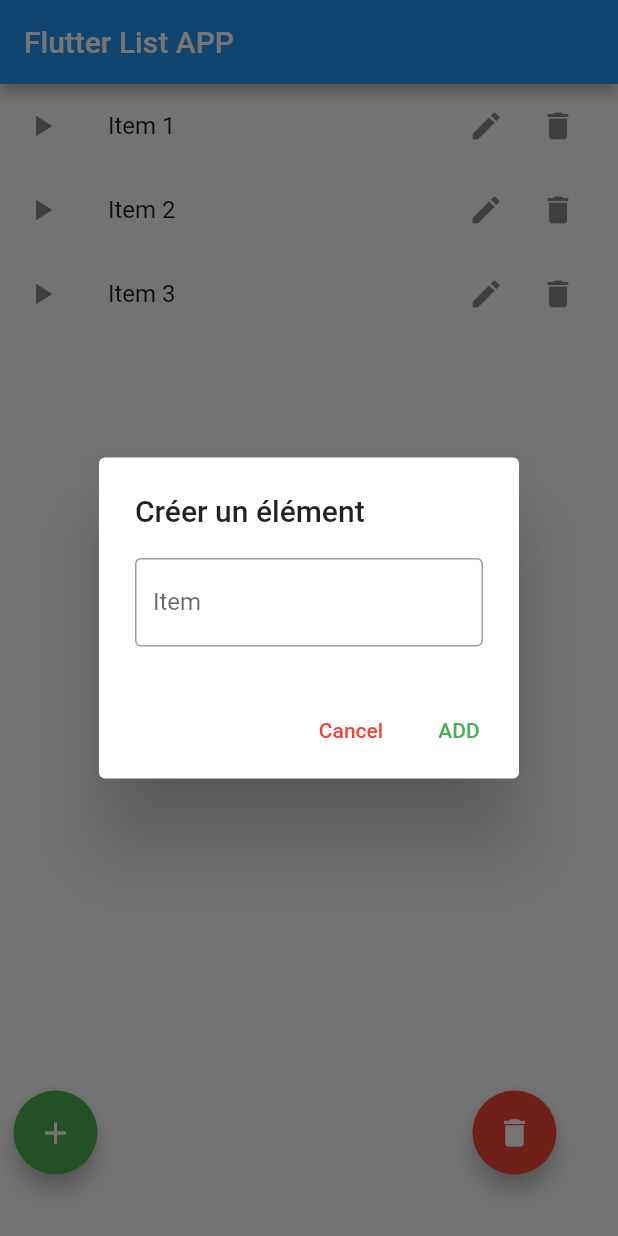
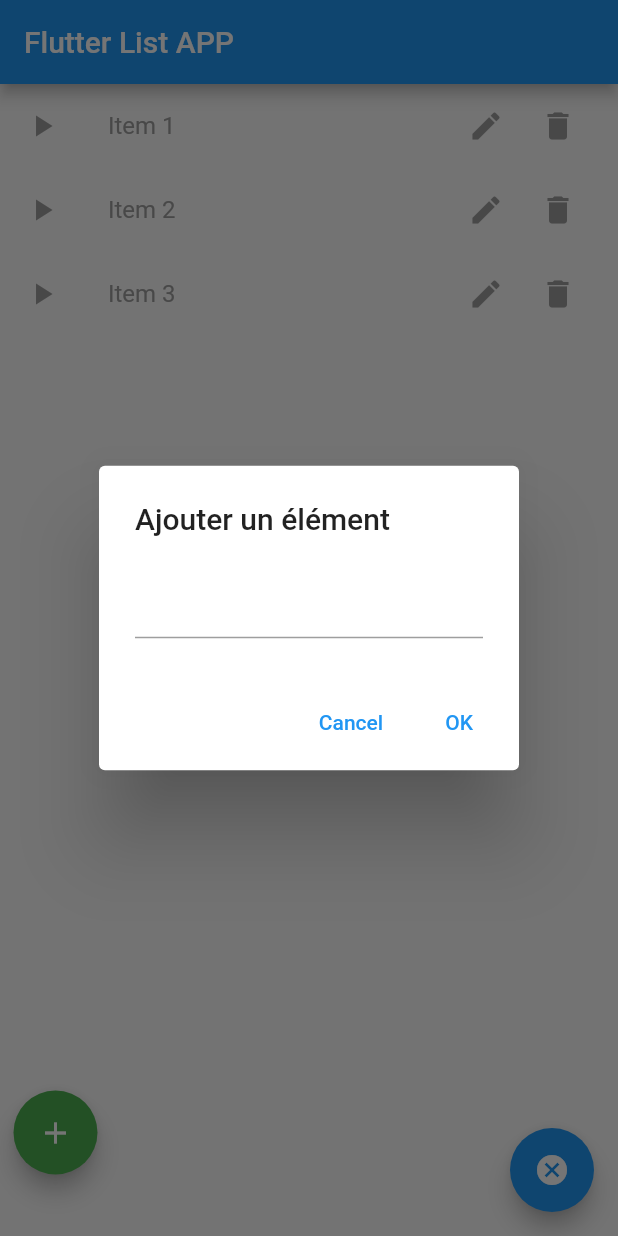
Before and after one commit to Nathannicolle/flutter-experiments, a Flutter app: the screen it shows after launch, after a tap on the "add" icon, on a phone screen of 412 x 824 dp. Run offline on Flutter 3.47's test engine with Material 2 defaults, Android fonts, the phone set to English and light mode, and no system bars.

```diff
--- a/testflutter/lib/main.dart
+++ b/testflutter/lib/main.dart
@@ -1,7 +1,10 @@
 import 'package:flutter/material.dart';
+import 'package:provider/provider.dart';
+import 'package:testflutter/providers/TodoListModel.dart';
 
 void main() {
-  runApp(const MyApp());
+  runApp(ChangeNotifierProvider(
+      create: (context) => TodoListModel(), child: const MyApp()));
 }
 
 class MyApp extends StatelessWidget {
@@ -52,68 +55,49 @@ class _MyHomePageState extends State<MyHomePage> {
   List<String> todoItems = <String>['Item 1', 'Item 2', 'Item 3'];
   String itemValue = '';
 
-  void _incrementCounter() {
-    setState(() {
-      // This call to setState tells the Flutter framework that something has
-      // changed in this State, which causes it to rerun the build method below
-      // so that the display can reflect the updated values. If we changed
-      // _counter without calling setState(), then the build method would not be
-      // called again, and so nothing would appear to happen.
-      todoItems.add('value');
-    });
-  }
-
-  void _decrementCounter() {
-    setState(() {
-      todoItems = [];
-    });
-  }
-
-  Future<String?> addItemDialog() {
+  Future<String?> addItemDialog([int index = -1]) {
     return showDialog<String>(
       context: context,
       builder: (BuildContext context) => AlertDialog(
-        title: const Text('Créer un élément'),
-        content: TextField(
+        title: const Text('Ajouter un élément'),
+        content: Consumer<TodoListModel>(builder: (context, todoList, child) {
+          return TextFormField(
+              initialValue: (index == -1) ? '' : todoList.todos[index],
               onChanged: (value) {
                 itemValue = value;
-          },
-          decoration: InputDecoration(
-            border: OutlineInputBorder(),
-            labelText: 'Item',
-          ),
-          onSubmitted: (String value) async {},
-        ),
+              });
+        }),
         actions: <Widget>[
           TextButton(
             onPressed: () => Navigator.pop(context, 'Cancel'),
-            child: const Text('Cancel', style: TextStyle(color: Colors.red)),
+            child: const Text('Cancel'),
           ),
-          TextButton(
+          Consumer<TodoListModel>(builder: (context, todoList, child) {
+            return TextButton(
               onPressed: () {
                 setState(() {
-                todoItems.add(itemValue);
-                Navigator.pop(context, 'Add');
+                  todoList.addItem(itemValue);
+                  Navigator.pop(context, 'Ok');
                 });
               },
-            child: const Text('ADD', style: TextStyle(color: Colors.green)),
-          ),
+              child: const Text('OK'),
+            );
+          }),
         ],
       ),
     );
   }
 
-  Future<String?> editItem([int indexItem=-1]) {
+  Future<String?> editItem([int indexItem = -1]) {
     return showDialog<String>(
       context: context,
       builder: (BuildContext context) => AlertDialog(
         title: const Text('Editer un élément'),
         content: TextFormField(
-          initialValue: (indexItem == -1)? '': todoItems[indexItem],
+          initialValue: (indexItem == -1) ? '' : todoItems[indexItem],
           onChanged: (value) {
             itemValue = value;
           },
-
           decoration: InputDecoration(
             border: OutlineInputBorder(),
             labelText: 'Item',
@@ -138,7 +122,7 @@ class _MyHomePageState extends State<MyHomePage> {
     );
   }
 
-  Future<String?> deleteItem([int indexItem=-1]) {
+  Future<String?> deleteItem([int indexItem = -1]) {
     return showDialog<String>(
       context: context,
       builder: (BuildContext context) => AlertDialog(
@@ -152,7 +136,7 @@ class _MyHomePageState extends State<MyHomePage> {
           TextButton(
             onPressed: () {
               setState(() {
-                todoItems.removeAt(indexItem);
+                todoItems.remove(indexItem);
                 Navigator.pop(context, 'Delete');
               });
             },
@@ -177,23 +161,29 @@ class _MyHomePageState extends State<MyHomePage> {
           // the App.build method, and use it to set our appbar title.
           title: Text(widget.title),
         ),
-        body: Container(
-            child: Stack(children: <Widget>[
-          ListView.builder(
+        body: Stack(children: <Widget>[
+          Consumer<TodoListModel>(builder: (context, todoloist, child) {
+            return ListView.builder(
                 itemCount: todoItems.length,
                 itemBuilder: (context, int index) {
                   return ListTile(
-                  leading: Icon(Icons.play_arrow),
-                  title: Text('${todoItems[index]}'),
+                    leading: Icon(Icons.play_arrow, color: Colors.grey),
+                    title: Text('${todoItems[index]}',
+                        style: TextStyle(color: Colors.grey)),
                     dense: false,
-                  trailing: Row(mainAxisSize: MainAxisSize.min, children: <Widget>[
-                    IconButton(onPressed: () => editItem(index), icon: Icon(Icons.edit)),
-                    IconButton(onPressed: () => deleteItem(index), icon: Icon(Icons.delete))
+                    trailing:
+                        Row(mainAxisSize: MainAxisSize.min, children: <Widget>[
+                      IconButton(
+                          onPressed: () => addItemDialog(index),
+                          icon: Icon(Icons.edit, color: Colors.grey)),
+                      IconButton(
+                          onPressed: () => deleteItem(index),
+                          icon: Icon(Icons.delete, color: Colors.grey))
                     ]),
-
                   );
-              }),
-        ])),
+                });
+          })
+        ]),
         floatingActionButton: Stack(children: <Widget>[
           Align(
             alignment: Alignment.bottomLeft,
@@ -207,16 +197,14 @@ class _MyHomePageState extends State<MyHomePage> {
           ),
           Align(
               alignment: Alignment.bottomRight,
-            child: Padding(
-              padding: EdgeInsets.all(25.0),
-              child: FloatingActionButton(
-                backgroundColor: Colors.red,
-                onPressed: _decrementCounter,
-                tooltip: 'Decrement',
-                child: const Icon(Icons.delete),
-              ),
-            ),
-          )
+              child:
+                  Consumer<TodoListModel>(builder: (context, todoList, child) {
+                return FloatingActionButton(
+                    child: const Icon(Icons.cancel),
+                    onPressed: () {
+                      todoList.clear();
+                    });
+              }))
         ])
         // This trailing comma makes auto-formatting nicer for build methods.
         );
--- /dev/null
+++ b/testflutter/lib/models/Todo.dart
@@ -0,0 +1,3 @@
+class Todo {
+
+}
--- a/testflutter/pubspec.yaml
+++ b/testflutter/pubspec.yaml
@@ -30,7 +30,7 @@ dependencies:
   flutter:
     sdk: flutter
 
-
+  provider: ^6.0.2
   # The following adds the Cupertino Icons font to your application.
   # Use with the CupertinoIcons class for iOS style icons.
   cupertino_icons: ^1.0.2
```
Also changed, not shown: testflutter/lib/providers/TodoListModel.dart (added, +41 -0 lines), testflutter/pubspec.lock. Lines whose indentation alone changed are shown as unchanged.
